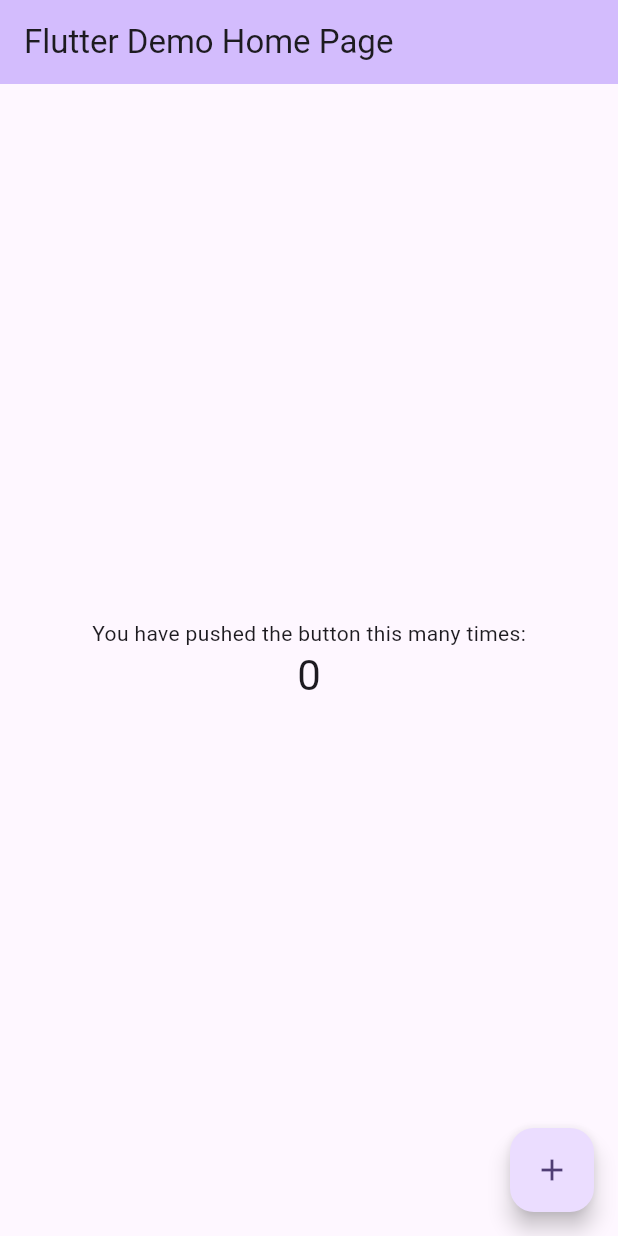
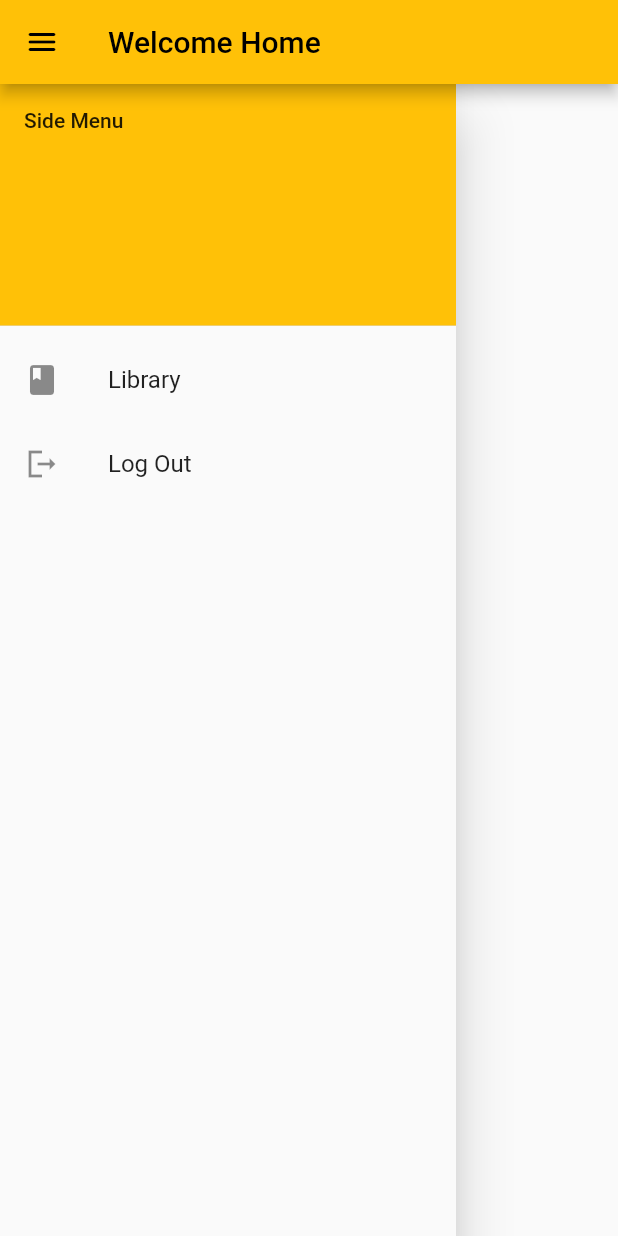
Before and after one commit to 254Bit/School-Application, a Flutter app: the screen it shows after launch, on a phone screen of 412 x 824 dp. Run offline on Flutter 3.47's test engine with Material 2 defaults, Android fonts, the phone set to English and light mode, and no system bars.

Commit message:
File contains login, home and library page using flutter

```diff
--- /dev/null
+++ b/university_app/lib/home.dart
@@ -0,0 +1,53 @@
+import 'package:flutter/material.dart';
+import 'package:university_app/screens/log_in.dart';
+import 'package:university_app/screens/library.dart';
+
+class HomeScreen extends StatelessWidget {
+  var scaffoldKey = GlobalKey<ScaffoldState>();
+  @override
+  Widget build(BuildContext context) {
+    return Scaffold(
+      appBar: AppBar(
+        leading: Builder(
+          builder: (context) => IconButton(
+              icon: Icon(Icons.menu_rounded),
+              onPressed: () => Scaffold.of(context).openDrawer()
+                //Scaffold.of(context).openDrawer();
+                //scaffoldKey.currentState?.openDrawer();
+              ),
+        ),
+        title: const Text('Welcome Home'),
+      ),
+      //drawer: NavigationDrawer(),
+      body:
+      Drawer(
+        child: ListView(padding: EdgeInsets.zero, children: [
+          const DrawerHeader(
+              decoration: BoxDecoration(color: Colors.amber),
+              child: Text('Side Menu')),
+          ListTile(
+            leading: Icon(Icons.book),
+            title: const Text('Library'),
+            onTap: () {
+              // Update the state of the app
+              Navigator.pop(context);
+            },
+          ),
+          ListTile(
+            leading: Icon(Icons.logout_sharp),
+            title: const Text('Log Out'),
+            onTap: () {
+              Navigator.of(context).pop(MaterialPageRoute(builder:(context)=>LogIn()),);
+            },
+          ),
+
+        ]
+
+            //
+            ),
+      ),
+
+
+    );
+  }
+}
--- a/university_app/lib/main.dart
+++ b/university_app/lib/main.dart
@@ -1,125 +1,31 @@
 import 'package:flutter/material.dart';
+import 'package:university_app/home.dart';
+import 'package:university_app/screens/log_in.dart';
+import 'package:university_app/screens/register.dart';
+import 'package:university_app/screens/library.dart';
+//import 'package:university_app/screens/home.dart';
 
 void main() {
-  runApp(const MyApp());
+  runApp(
+      const MyApp()); // runApp functions run the application rendering the app, declared in class MyApp extends StatelessWidget
 }
 
 class MyApp extends StatelessWidget {
   const MyApp({super.key});
 
-  // This widget is the root of your application.
+  // This widget is the root of my application.
   @override
   Widget build(BuildContext context) {
     return MaterialApp(
-      title: 'Flutter Demo',
+      title: 'My App',
       theme: ThemeData(
-        // This is the theme of your application.
-        //
-        // TRY THIS: Try running your application with "flutter run". You'll see
-        // the application has a blue toolbar. Then, without quitting the app,
-        // try changing the seedColor in the colorScheme below to Colors.green
-        // and then invoke "hot reload" (save your changes or press the "hot
-        // reload" button in a Flutter-supported IDE, or press "r" if you used
-        // the command line to start the app).
-        //
-        // Notice that the counter didn't reset back to zero; the application
-        // state is not lost during the reload. To reset the state, use hot
-        // restart instead.
-        //
-        // This works for code too, not just values: Most code changes can be
-        // tested with just a hot reload.
-        colorScheme: ColorScheme.fromSeed(seedColor: Colors.deepPurple),
-        useMaterial3: true,
+        primarySwatch: Colors.amber,
+        visualDensity: VisualDensity.adaptivePlatformDensity,
       ),
-      home: const MyHomePage(title: 'Flutter Demo Home Page'),
+      home: HomeScreen(),
+
+      debugShowCheckedModeBanner: false,
+      //color: Color.fromARGB(255, 2, 52, 28),
     );
   }
 }
-
-class MyHomePage extends StatefulWidget {
-  const MyHomePage({super.key, required this.title});
-
-  // This widget is the home page of your application. It is stateful, meaning
-  // that it has a State object (defined below) that contains fields that affect
-  // how it looks.
-
-  // This class is the configuration for the state. It holds the values (in this
-  // case the title) provided by the parent (in this case the App widget) and
-  // used by the build method of the State. Fields in a Widget subclass are
-  // always marked "final".
-
-  final String title;
-
-  @override
-  State<MyHomePage> createState() => _MyHomePageState();
-}
-
-class _MyHomePageState extends State<MyHomePage> {
-  int _counter = 0;
-
-  void _incrementCounter() {
-    setState(() {
-      // This call to setState tells the Flutter framework that something has
-      // changed in this State, which causes it to rerun the build method below
-      // so that the display can reflect the updated values. If we changed
-      // _counter without calling setState(), then the build method would not be
-      // called again, and so nothing would appear to happen.
-      _counter++;
-    });
-  }
-
-  @override
-  Widget build(BuildContext context) {
-    // This method is rerun every time setState is called, for instance as done
-    // by the _incrementCounter method above.
-    //
-    // The Flutter framework has been optimized to make rerunning build methods
-    // fast, so that you can just rebuild anything that needs updating rather
-    // than having to individually change instances of widgets.
-    return Scaffold(
-      appBar: AppBar(
-        // TRY THIS: Try changing the color here to a specific color (to
-        // Colors.amber, perhaps?) and trigger a hot reload to see the AppBar
-        // change color while the other colors stay the same.
-        backgroundColor: Theme.of(context).colorScheme.inversePrimary,
-        // Here we take the value from the MyHomePage object that was created by
-        // the App.build method, and use it to set our appbar title.
-        title: Text(widget.title),
-      ),
-      body: Center(
-        // Center is a layout widget. It takes a single child and positions it
-        // in the middle of the parent.
-        child: Column(
-          // Column is also a layout widget. It takes a list of children and
-          // arranges them vertically. By default, it sizes itself to fit its
-          // children horizontally, and tries to be as tall as its parent.
-          //
-          // Column has various properties to control how it sizes itself and
-          // how it positions its children. Here we use mainAxisAlignment to
-          // center the children vertically; the main axis here is the vertical
-          // axis because Columns are vertical (the cross axis would be
-          // horizontal).
-          //
-          // TRY THIS: Invoke "debug painting" (choose the "Toggle Debug Paint"
-          // action in the IDE, or press "p" in the console), to see the
-          // wireframe for each widget.
-          mainAxisAlignment: MainAxisAlignment.center,
-          children: <Widget>[
-            const Text(
-              'You have pushed the button this many times:',
-            ),
-            Text(
-              '$_counter',
-              style: Theme.of(context).textTheme.headlineMedium,
-            ),
-          ],
-        ),
-      ),
-      floatingActionButton: FloatingActionButton(
-        onPressed: _incrementCounter,
-        tooltip: 'Increment',
-        child: const Icon(Icons.add),
-      ), // This trailing comma makes auto-formatting nicer for build methods.
-    );
-  }
-}
--- a/university_app/pubspec.yaml
+++ b/university_app/pubspec.yaml
@@ -32,9 +32,11 @@ dependencies:
     sdk: flutter
 
 
+
   # The following adds the Cupertino Icons font to your application.
   # Use with the CupertinoIcons class for iOS style icons.
   cupertino_icons: ^1.0.2
+  floating_snackbar: ^1.0.3+1
 
 dev_dependencies:
   flutter_test:
@@ -57,6 +59,8 @@ flutter:
   # included with your application, so that you can use the icons in
   # the material Icons class.
   uses-material-design: true
+  assets:
+    - assets/images/
 
   # To add assets to your application, add an assets section, like this:
   # assets:
```
Also changed, not shown: university_app/lib/screens/library.dart (added, +81 -0 lines), university_app/lib/screens/log_in.dart (added, +75 -0 lines), university_app/lib/screens/register.dart (added, +110 -0 lines), university_app/lib/screens/trial.dart (added, +15 -0 lines), university_app/assets/images/Designer.png (added), university_app/assets/images/iconic.png (added), university_app/home.dart (added), university_app/home_screen.dart (added), university_app/pubspec.lock.
